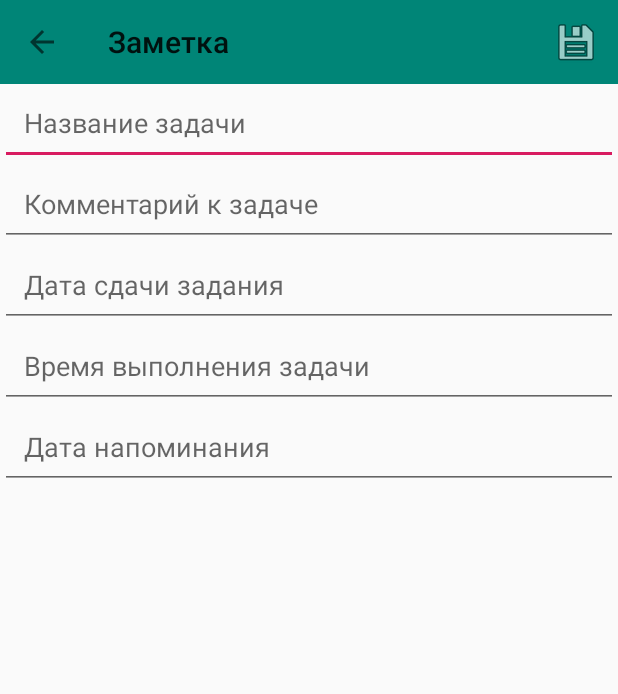
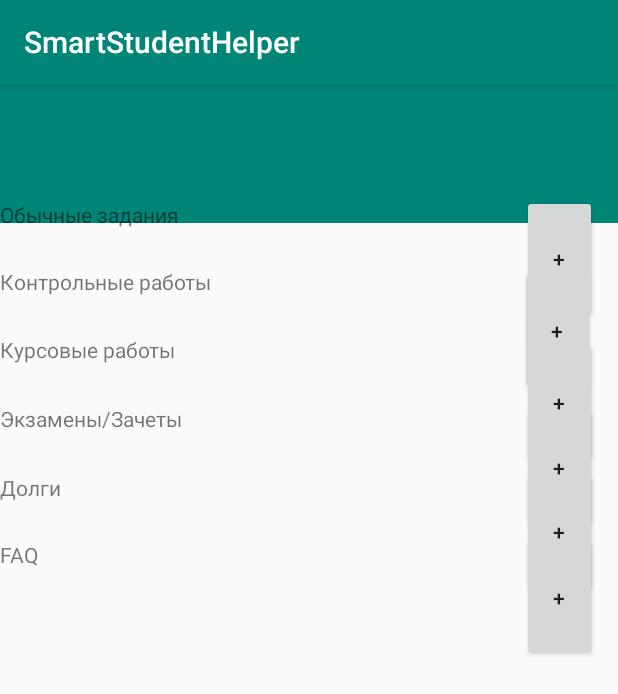
Before and after one commit to EnemySharkOfficial/SmartStudentHelper_v3, an Android app: the screen it shows after launch (TaskDetailsActivity before the commit, MenuActivity after it), after a tap on an icon or button, on a phone screen of 412 x 824 dp. Shown: the top 694 px of the screen. Run offline under Robolectric (Android 15) with nearby library versions, the phone set to English and light mode, and no system bars; our stand-ins replace Room's generated code.

```diff
--- a/app/src/main/AndroidManifest.xml
+++ b/app/src/main/AndroidManifest.xml
@@ -10,6 +10,9 @@
         android:roundIcon="@mipmap/ic_launcher_round"
         android:supportsRtl="true"
         android:theme="@style/AppTheme">
+        <activity
+            android:name=".MenuActivity"
+            android:exported="false" />
         <activity
             android:name=".screens.main.MainActivity"
             android:exported="true"
--- /dev/null
+++ b/app/src/main/java/com/example/smartstudenthelper/MenuActivity.java
@@ -0,0 +1,41 @@
+package com.example.smartstudenthelper;
+
+import androidx.appcompat.app.AppCompatActivity;
+
+import android.content.Intent;
+import android.os.Bundle;
+import android.view.View;
+import android.widget.Button;
+import android.widget.TextView;
+
+import com.example.smartstudenthelper.screens.details.TaskDetailsActivity;
+import com.example.smartstudenthelper.screens.main.MainActivity;
+
+public class MenuActivity extends AppCompatActivity {
+
+    @Override
+    protected void onCreate(Bundle savedInstanceState) {
+        super.onCreate(savedInstanceState);
+        setContentView(R.layout.activity_menu);
+
+        Button tasks = findViewById(R.id.Tasks);
+        tasks.setOnClickListener(new View.OnClickListener() {
+            @Override
+            public void onClick(View view)
+            {
+                Intent myIntent = new Intent(MenuActivity.this, TaskDetailsActivity.class);
+                MenuActivity.this.startActivity(myIntent);
+            }
+        });
+
+        TextView tasksTextView = findViewById(R.id.TasksText);
+        tasksTextView.setOnClickListener(new View.OnClickListener() {
+            @Override
+            public void onClick(View view)
+            {
+                Intent myIntent = new Intent(MenuActivity.this, MainActivity.class);
+                MenuActivity.this.startActivity(myIntent);
+            }
+        });
+    }
+}
--- a/app/src/main/java/com/example/smartstudenthelper/screens/main/MainActivity.java
+++ b/app/src/main/java/com/example/smartstudenthelper/screens/main/MainActivity.java
@@ -1,5 +1,6 @@
 package com.example.smartstudenthelper.screens.main;
 
+import android.content.Intent;
 import android.os.Bundle;
 import android.view.View;
 
@@ -11,6 +12,7 @@ import androidx.recyclerview.widget.DividerItemDecoration;
 import androidx.recyclerview.widget.LinearLayoutManager;
 import androidx.recyclerview.widget.RecyclerView;
 
+import com.example.smartstudenthelper.MenuActivity;
 import com.example.smartstudenthelper.R;
 import com.example.smartstudenthelper.model.Task;
 import com.example.smartstudenthelper.screens.details.TaskDetailsActivity;
@@ -40,8 +42,10 @@ public class MainActivity extends AppCompatActivity {
         FloatingActionButton fab = findViewById(R.id.fab);
         fab.setOnClickListener(new View.OnClickListener() {
             @Override
-            public void onClick(View view) {
-                TaskDetailsActivity.start(MainActivity.this, null);
+            public void onClick(View view)
+            {
+                Intent myIntent = new Intent(MainActivity.this, MenuActivity.class);
+                MainActivity.this.startActivity(myIntent);
             }
         });
 
--- /dev/null
+++ b/app/src/main/res/layout/activity_menu.xml
@@ -0,0 +1,169 @@
+<?xml version="1.0" encoding="utf-8"?>
+<RelativeLayout xmlns:android="http://schemas.android.com/apk/res/android"
+    xmlns:app="http://schemas.android.com/apk/res-auto"
+    android:orientation="vertical"
+    android:layout_width="match_parent"
+    android:layout_height="match_parent">
+
+    <TextView
+        android:id="@+id/editTextTextPersonName3"
+        android:layout_width="340dp"
+        android:layout_height="wrap_content"
+        android:layout_alignParentTop="true"
+        android:layout_alignParentBottom="true"
+        android:layout_marginTop="304dp"
+        android:layout_marginBottom="382dp"
+        android:ems="10"
+        android:inputType="textPersonName"
+        android:text="FAQ" />
+
+    <TextView
+        android:id="@+id/editTextTextPersonName4"
+        android:layout_width="340dp"
+        android:layout_height="wrap_content"
+        android:layout_alignParentTop="true"
+        android:layout_alignParentBottom="true"
+        android:layout_marginTop="167dp"
+        android:layout_marginBottom="519dp"
+        android:ems="10"
+        android:inputType="textPersonName"
+        android:text="Курсовые работы" />
+
+    <TextView
+        android:id="@+id/editTextTextPersonName5"
+        android:layout_width="340dp"
+        android:layout_height="wrap_content"
+        android:layout_alignParentTop="true"
+        android:layout_alignParentBottom="true"
+        android:layout_marginTop="213dp"
+        android:layout_marginBottom="473dp"
+        android:ems="10"
+        android:inputType="textPersonName"
+        android:text="Экзамены/Зачеты" />
+
+    <TextView
+        android:id="@+id/editTextTextPersonName6"
+        android:layout_width="340dp"
+        android:layout_height="wrap_content"
+        android:layout_alignParentTop="true"
+        android:layout_alignParentBottom="true"
+        android:layout_marginTop="259dp"
+        android:layout_marginBottom="427dp"
+        android:ems="10"
+        android:inputType="textPersonName"
+        android:text="Долги" />
+
+    <androidx.appcompat.widget.Toolbar
+        android:id="@+id/toolbar"
+        android:layout_width="match_parent"
+        android:layout_height="?attr/actionBarSize"
+        android:layout_alignParentStart="true"
+        android:layout_alignParentLeft="true"
+        android:layout_alignParentTop="true"
+        android:layout_alignParentRight="true"
+        android:layout_alignParentBottom="true"
+        android:layout_marginStart="0dp"
+        android:layout_marginLeft="0dp"
+        android:layout_marginTop="0dp"
+        android:layout_marginRight="-34dp"
+        android:layout_marginBottom="675dp"
+        android:background="?attr/colorPrimary"
+        app:popupTheme="@style/AppTheme.PopupOverlay" />
+
+    <TextView
+        android:id="@+id/TasksText"
+        android:layout_width="340dp"
+        android:layout_height="wrap_content"
+        android:layout_alignParentTop="true"
+        android:layout_alignParentBottom="true"
+        android:layout_marginTop="77dp"
+        android:layout_marginBottom="609dp"
+        android:ems="10"
+        android:inputType="textPersonName"
+        android:text="Обычные задания" />
+
+    <TextView
+        android:id="@+id/editTextTextPersonName2"
+        android:layout_width="340dp"
+        android:layout_height="wrap_content"
+        android:layout_alignParentTop="true"
+        android:layout_alignParentBottom="true"
+        android:layout_marginTop="122dp"
+        android:layout_marginBottom="564dp"
+        android:ems="10"
+        android:inputType="textPersonName"
+        android:text="Контрольные работы" />
+
+    <Button
+        android:id="@+id/Tasks"
+        android:layout_width="50dp"
+        android:layout_height="wrap_content"
+        android:layout_alignParentTop="true"
+        android:layout_alignParentEnd="true"
+        android:layout_alignParentBottom="true"
+        android:layout_marginTop="74dp"
+        android:layout_marginEnd="14dp"
+        android:layout_marginBottom="609dp"
+        android:text="+" />
+
+    <Button
+        android:id="@+id/FAQ"
+        android:layout_width="50dp"
+        android:layout_height="wrap_content"
+        android:layout_alignParentTop="true"
+        android:layout_alignParentEnd="true"
+        android:layout_alignParentBottom="true"
+        android:layout_marginTop="300dp"
+        android:layout_marginEnd="14dp"
+        android:layout_marginBottom="383dp"
+        android:text="+" />
+
+    <Button
+        android:id="@+id/debts"
+        android:layout_width="50dp"
+        android:layout_height="wrap_content"
+        android:layout_alignParentTop="true"
+        android:layout_alignParentEnd="true"
+        android:layout_alignParentBottom="true"
+        android:layout_marginTop="256dp"
+        android:layout_marginEnd="14dp"
+        android:layout_marginBottom="427dp"
+        android:text="+" />
+
+    <Button
+        android:id="@+id/exams"
+        android:layout_width="50dp"
+        android:layout_height="wrap_content"
+        android:layout_alignParentTop="true"
+        android:layout_alignParentEnd="true"
+        android:layout_alignParentBottom="true"
+        android:layout_marginTop="213dp"
+        android:layout_marginEnd="14dp"
+        android:layout_marginBottom="470dp"
+        android:text="+" />
+
+    <Button
+        android:id="@+id/courseTasks"
+        android:layout_width="50dp"
+        android:layout_height="wrap_content"
+        android:layout_alignParentTop="true"
+        android:layout_alignParentEnd="true"
+        android:layout_alignParentBottom="true"
+        android:layout_marginTop="170dp"
+        android:layout_marginEnd="14dp"
+        android:layout_marginBottom="513dp"
+        android:text="+" />
+
+    <Button
+        android:id="@+id/controlTasks"
+        android:layout_width="50dp"
+        android:layout_height="wrap_content"
+        android:layout_alignParentTop="true"
+        android:layout_alignParentEnd="true"
+        android:layout_alignParentBottom="true"
+        android:layout_marginTop="122dp"
+        android:layout_marginEnd="15dp"
+        android:layout_marginBottom="561dp"
+        android:text="+" />
+
+</RelativeLayout>
```
